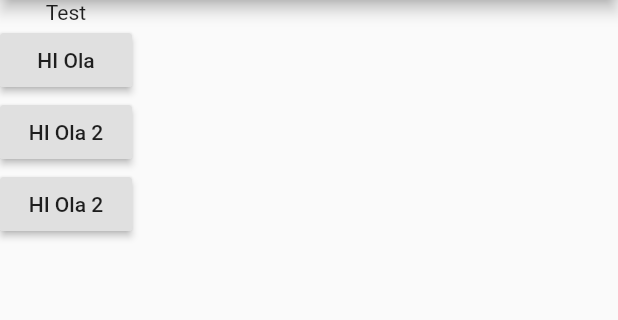
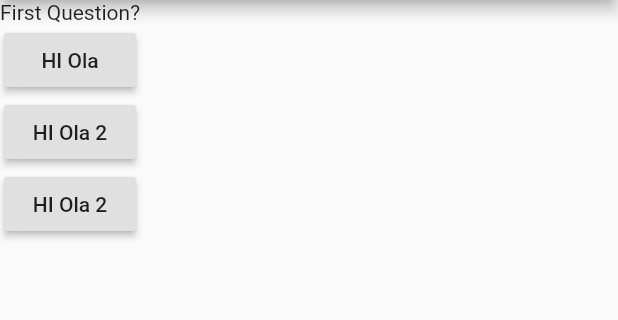
Before and after one commit to mhafizkn/flutter_learn, a Flutter app: the screen it shows after launch, after a tap on "HI Ola", on a phone screen of 412 x 824 dp, the part 84-404 px from its top. Run offline on Flutter 3.47's test engine with Material 2 defaults, Android fonts, the light colour scheme and no system bars.

Commit message:
Updating Widget Data

```diff
--- a/lib/main.dart
+++ b/lib/main.dart
@@ -6,13 +6,20 @@ void main() {
   runApp(myApp());
 }
 
+// void main => runApp(myApp());
+
 class myApp extends StatelessWidget {
+  var questionIndex = 0;
+
   void answerQuestion() {
-    print('This is Flutter!');
+    questionIndex = questionIndex + 1;
+    print(questionIndex);
   }
 
   @override
   Widget build(BuildContext context) {
+    var questions = ['First Question?', 'Second Question?'];
+
     return MaterialApp(
       home: Scaffold(
         appBar: AppBar(
@@ -20,7 +27,9 @@ class myApp extends StatelessWidget {
         ),
         body: Column(
           children: <Widget>[
-            Text('Test'),
+            Text(
+              questions[questionIndex],
+            ),
             RaisedButton(
               child: Text('HI Ola'),
               onPressed: answerQuestion,
@@ -33,6 +42,7 @@ class myApp extends StatelessWidget {
               child: Text('HI Ola 2'),
               onPressed: () {
                 // Longer functions
+                answerQuestion();
               },
             )
           ],
```
